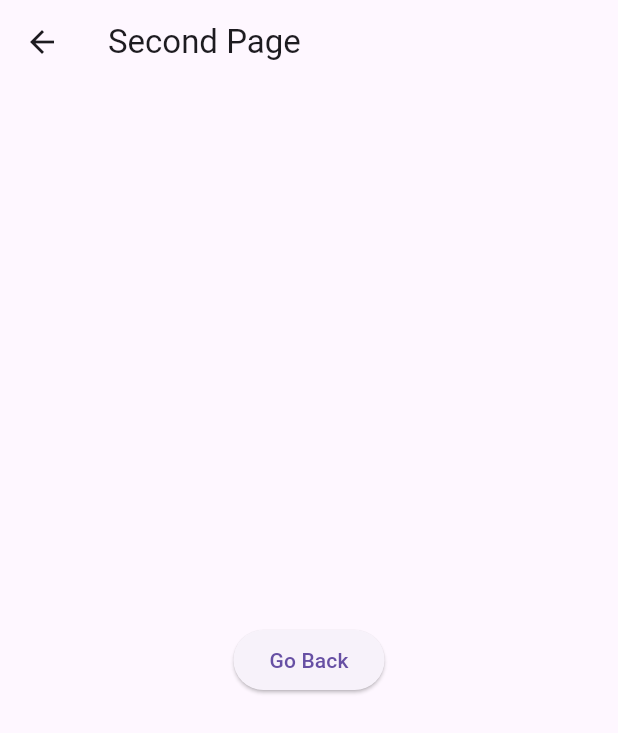
After one commit to Lone-wolf-ai/animationpractice1, a Flutter app: the FirstPage screen opened directly, after a tap on "Go to Second Page", on a phone screen of 412 x 824 dp. The commit adds this screen. Shown: the top 733 px of the screen. Run offline on Flutter 3.47's test engine with Material 3 defaults, Android fonts, the phone set to English and light mode, and no system bars.

Commit message:
page_animation_done

```diff
--- /dev/null
+++ b/lib/pagetransition/pagefadetransition.dart
@@ -0,0 +1,69 @@
+import 'package:flutter/material.dart';
+
+class PageFadeTransition extends PageRouteBuilder {
+  final Widget page;
+
+  PageFadeTransition({required this.page})
+      : super(
+          pageBuilder: (context, animation, secondaryAnimation) => page,
+          transitionsBuilder: (context, animation, secondaryAnimation, child) {
+            return Align(
+              alignment: Alignment.center,
+              child: FadeTransition(
+                opacity: animation,
+                child: ScaleTransition(
+                  scale: animation,
+                  child: child,
+                ),
+              ),
+            );
+          },
+          transitionDuration: const Duration(milliseconds: 500),
+        );
+}
+
+class FirstPage extends StatelessWidget {
+  const FirstPage({super.key});
+
+  @override
+  Widget build(BuildContext context) {
+    return Scaffold(
+      appBar: AppBar(
+        title: const Text('First Page'),
+      ),
+      body: Center(
+        child: ElevatedButton(
+          onPressed: () {
+            Navigator.of(context).push(
+              PageFadeTransition(
+                page: const SecondPage(),
+              ),
+            );
+          },
+          child: const Text('Go to Second Page'),
+        ),
+      ),
+    );
+  }
+}
+
+class SecondPage extends StatelessWidget {
+  const SecondPage({super.key});
+
+  @override
+  Widget build(BuildContext context) {
+    return Scaffold(
+      appBar: AppBar(
+        title: const Text('Second Page'),
+      ),
+      body: Center(
+        child: ElevatedButton(
+          onPressed: () {
+            Navigator.of(context).pop();
+          },
+          child: const Text('Go Back'),
+        ),
+      ),
+    );
+  }
+}
```
Also changed, not shown: lib/main.dart (+65 -3 lines), lib/pagetransition/pageMixSizeFadeTransiton.dart (added, +59 -0 lines), lib/pagetransition/pageSlideTrasnsition.dart (added, +56 -0 lines), lib/pagetransition/page_rotate_transition.dart (added, +68 -0 lines), lib/pagetransition/page_scaletransition.dart (added, +26 -0 lines), lib/pagetransition/pagescaletransition.dart (added, +68 -0 lines).
